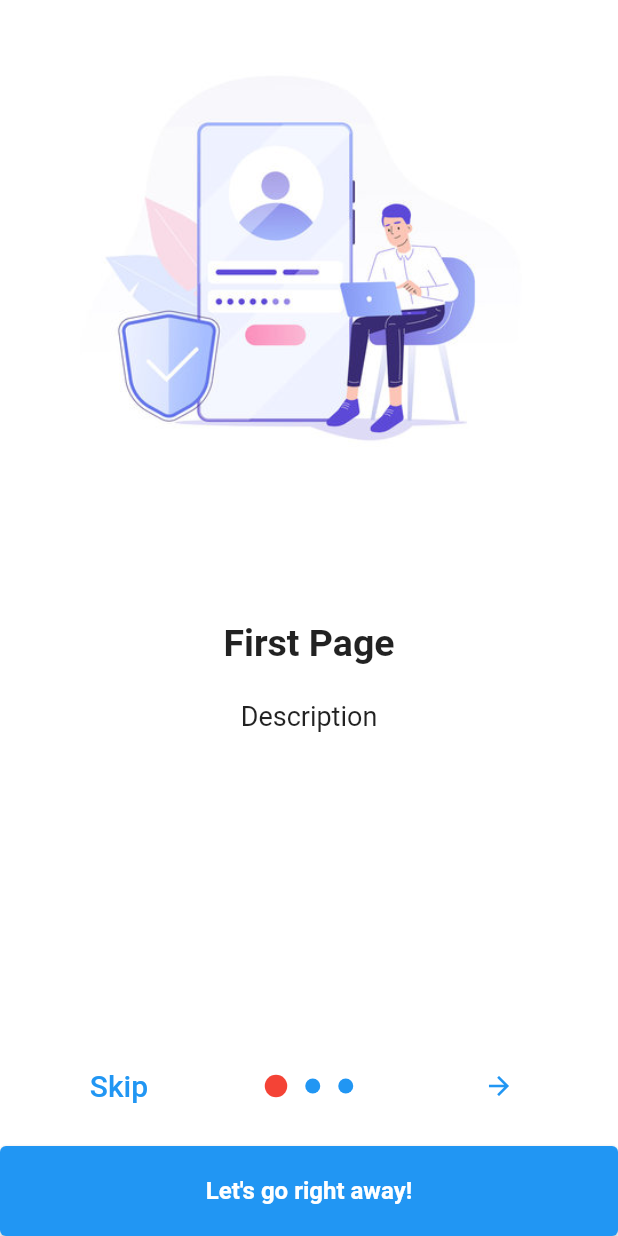
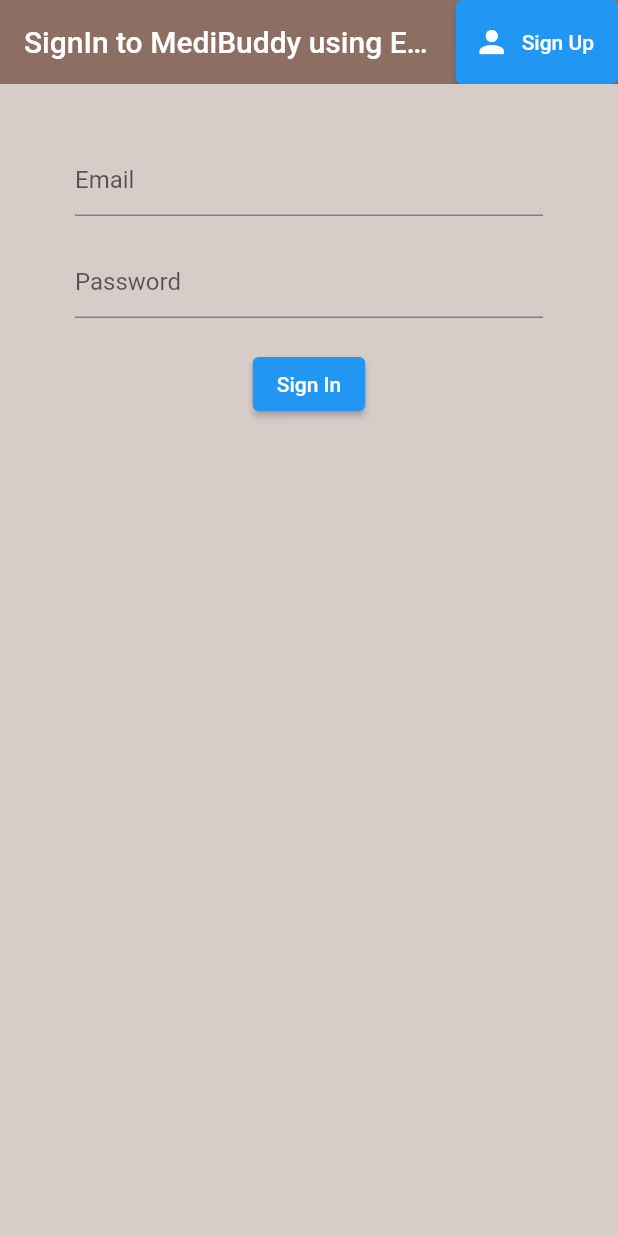
Before and after one commit to hetupatel14/medibuddy, a Flutter app: the screen it shows after launch, on a phone screen of 412 x 824 dp. Run offline on Flutter 3.47's test engine with Material 2 defaults, Android fonts, the phone set to English and light mode, and no system bars; drawn by our look-alikes of introduction_screen; our stand-ins replace firebase_auth, firebase_core, intl_phone_field; accounts and stored records are empty.

Commit message:
Completed signin and registration with e-mail

```diff
--- a/lib/main.dart
+++ b/lib/main.dart
@@ -1,12 +1,19 @@
+
 import 'package:flutter/material.dart';
-import 'package:medibuddy/introduction_screen.dart';
-// import 'package:medibuddy/screens/login%20screens/phone_screen.dart';
-// import 'package:medibuddy/widgets/bottom_navigation_bar.dart';
-// import './screens/homescreen.dart';
+import 'package:medibuddy/screens/login%20screens/authenticate.dart';
+
+import 'package:medibuddy/services/auth.dart';
+
+import 'package:medibuddy/wrapper.dart';
+import 'package:provider/provider.dart';
+import './screens/homescreen.dart';
 import 'package:firebase_core/firebase_core.dart';
 import 'firebase_options.dart';
+import 'package:medibuddy/models/user.dart';
 
 void main() async {
+  WidgetsFlutterBinding.ensureInitialized();
+  await Firebase.initializeApp(options: DefaultFirebaseOptions.currentPlatform);
   runApp(MyApp());
 }
 
@@ -14,35 +21,22 @@
   // This widget is the root of your application.
   @override
   Widget build(BuildContext context) {
-    return MaterialApp(
-      debugShowCheckedModeBanner: false,
-      title: 'Medi Buddy',
-      theme: ThemeData(
+    return StreamProvider<regUser?>.value(
+
+      value: AuthService().user,
+      initialData: null,
+      child: MaterialApp(
+        debugShowCheckedModeBanner: false,
+        title: 'Medi Buddy',
+        theme: ThemeData(
         bottomSheetTheme: BottomSheetThemeData(backgroundColor: Colors.black),
-        // This is the theme of your application.
-        //
-        // Try running your application with "flutter run". You'll see the
-        // application has a blue toolbar. Then, without quitting the app, try
-        // changing the primarySwatch below to Colors.green and then invoke
-        // "hot reload" (press "r" in the console where you ran "flutter run",
-        // or simply save your changes to "hot reload" in a Flutter IDE).
-        // Notice that the counter didn't reset back to zero; the application
-        // is not restarted.
         primarySwatch: Colors.blue,
+        ),
+        home: Wrapper(),
+        routes: {
+          HomeScreen.routeName: (ctx) => HomeScreen(),
+        },
       ),
-      home: IntroScreen(),
-      // initialRoute: '/',
-      // routes: {
-      //   '/': (ctx) =>
-      //    BottomNavigationScreen(),
-      //   HomeScreen.routeName: (ctx) => HomeScreen(),
-      // },
     );
   }
 }
-
-Future<void> init() async {
-  await Firebase.initializeApp(
-    options: DefaultFirebaseOptions.currentPlatform,
-  );
-}
--- /dev/null
+++ b/lib/models/user.dart
@@ -0,0 +1,4 @@
+class regUser {
+  final String? uid;
+  regUser({required this.uid});
+}
--- /dev/null
+++ b/lib/screens/login screens/authenticate.dart
@@ -0,0 +1,26 @@
+import 'package:flutter/material.dart';
+import 'package:medibuddy/screens/login%20screens/email_screen.dart';
+import 'package:medibuddy/screens/login%20screens/register.dart';
+
+class Authenticate extends StatefulWidget {
+  const Authenticate({super.key});
+
+  @override
+  State<Authenticate> createState() => _AuthenticateState();
+}
+
+class _AuthenticateState extends State<Authenticate> {
+  bool showSignIn = true;
+  void toggleView() {
+    setState(() => showSignIn = !showSignIn);
+  }
+
+  @override
+  Widget build(BuildContext context) {
+    if (showSignIn) {
+      return EmailScreen(toggleView: toggleView);
+    } else {
+      return Register(toggleView: toggleView);
+    }
+  }
+}
--- /dev/null
+++ b/lib/screens/login screens/email_screen.dart
@@ -0,0 +1,87 @@
+import 'package:flutter/material.dart';
+import 'package:medibuddy/screens/login%20screens/register.dart';
+import 'package:medibuddy/services/auth.dart';
+
+class EmailScreen extends StatefulWidget {
+  final Function toggleView;
+  const EmailScreen({super.key, required this.toggleView});
+
+  @override
+  State<EmailScreen> createState() => _EmailScreen();
+}
+
+class _EmailScreen extends State<EmailScreen> {
+  final AuthService _auth = AuthService();
+  final _formKey = GlobalKey<FormState>();
+
+  String email = '';
+  String password = '';
+  String error = '';
+  @override
+  Widget build(BuildContext context) {
+    return Scaffold(
+      backgroundColor: Colors.brown[100],
+      appBar: AppBar(
+        backgroundColor: Colors.brown[400],
+        elevation: 0.0,
+        title: Text("SignIn to MediBuddy using E-mail"),
+        actions: <Widget>[
+          ElevatedButton.icon(
+            onPressed: () {
+              widget.toggleView();
+            },
+            icon: Icon(Icons.person),
+            label: Text("Sign Up"),
+          )
+        ],
+      ),
+      body: Container(
+        padding: EdgeInsets.symmetric(vertical: 20.0, horizontal: 50.0),
+        child: Form(
+            key: _formKey,
+            child: Column(
+              children: <Widget>[
+
+                SizedBox(height: 20.0),
+
+                TextFormField(
+                  decoration:InputDecoration(hintText: "Email"),
+                  validator: (val) => val!.isEmpty ? 'Enter an email' : null,
+                  onChanged: (val) {
+                    setState(() => email = val);
+                  },
+                ),
+                SizedBox(height: 20.0),
+                TextFormField(
+                   decoration:InputDecoration(hintText: "Password"),
+                  validator: (val) => val!.length < 6
+                      ? 'Enter a password longer than 6 characters'
+                      : null,
+                  obscureText: true,
+                  onChanged: (val) {
+                    setState(() => password = val);
+                  },
+                ),
+                SizedBox(height: 20.0),
+                ElevatedButton(
+                    onPressed: () async {
+                      if (_formKey.currentState!.validate()) {
+                        dynamic result = await _auth.signInWithEmailAndPassword(
+                            email, password);
+                        if (result == null) {
+                          setState(() => error = 'Email or password is invalid');
+                        }
+                      }
+                    },
+                    child: Text("Sign In")),
+                SizedBox(height: 12.0),
+                Text(
+                  error,
+                  style: TextStyle(color: Colors.red, fontSize: 14.0),
+                )
+              ],
+            )),
+      ),
+    );
+  }
+}
--- /dev/null
+++ b/lib/services/auth.dart
@@ -0,0 +1,74 @@
+import 'package:firebase_auth/firebase_auth.dart';
+import 'package:medibuddy/models/user.dart';
+
+class AuthService {
+  final FirebaseAuth _auth =
+      FirebaseAuth.instance; //creates an instance of firebase auth
+
+  //create object of type user from firebase user
+  regUser? _regUserfromFirebaseUser(User? user) {
+    if (user != null) {
+      return regUser(uid: user.uid);
+    } else {
+      return null;
+    }
+  }
+
+  //auth change user stream
+
+  Stream<regUser?> get user {
+    return _auth
+        .authStateChanges()
+        .map((User? user) => _regUserfromFirebaseUser(user));
+  }
+
+  //sign in anonymously
+  Future signInAnon() async {
+    try {
+      UserCredential result = await _auth.signInAnonymously();
+      User? user = result.user;
+      return _regUserfromFirebaseUser(user!);
+    } catch (e) {
+      print(e.toString());
+      return null;
+    }
+  }
+
+  //sign in with email and password
+  Future signInWithEmailAndPassword(String email, String password) async {
+    try {
+      UserCredential result = await _auth.signInWithEmailAndPassword(
+          email: email, password: password);
+
+      User? user = result.user;
+      return _regUserfromFirebaseUser(user);
+    } catch (e) {
+      print(e.toString());
+      return null;
+    }
+  }
+
+  //register with email and password
+  Future registerWithEmailAndPassword(String email, String password) async {
+    try {
+      UserCredential result = await _auth.createUserWithEmailAndPassword(
+          email: email, password: password);
+
+      User? user = result.user;
+      return _regUserfromFirebaseUser(user);
+    } catch (e) {
+      print(e.toString());
+      return null;
+    }
+  }
+
+  //sign out
+  Future signOut() async {
+    try {
+      return await _auth.signOut();
+    } catch (e) {
+      print(e.toString());
+      return null;
+    }
+  }
+}
--- /dev/null
+++ b/lib/wrapper.dart
@@ -0,0 +1,21 @@
+import 'package:flutter/src/widgets/container.dart';
+import 'package:flutter/src/widgets/framework.dart';
+import 'package:flutter/material.dart';
+import 'package:medibuddy/models/user.dart';
+import 'package:medibuddy/screens/login%20screens/authenticate.dart';
+import 'package:medibuddy/screens/homescreen.dart';
+import 'package:provider/provider.dart';
+
+class Wrapper extends StatelessWidget {
+  @override
+  Widget build(BuildContext context) {
+    final user = Provider.of<regUser?>(context);
+    print(user?.uid);
+
+    if (user == null) {
+      return Authenticate();
+    } else {
+      return HomeScreen();
+    }
+  }
+}
--- a/pubspec.yaml
+++ b/pubspec.yaml
@@ -37,6 +37,8 @@
   intl_phone_field: ^3.1.0
   firebase_core: ^1.21.0
   introduction_screen: ^3.0.2
+  firebase_auth: ^3.7.0
+  provider: ^6.0.3
 
 dev_dependencies:
   flutter_test:
```
Also changed, not shown: lib/screens/homescreen.dart (+9 -1 lines), lib/screens/login screens/register.dart (added, +85 -0 lines), pubspec.lock.
